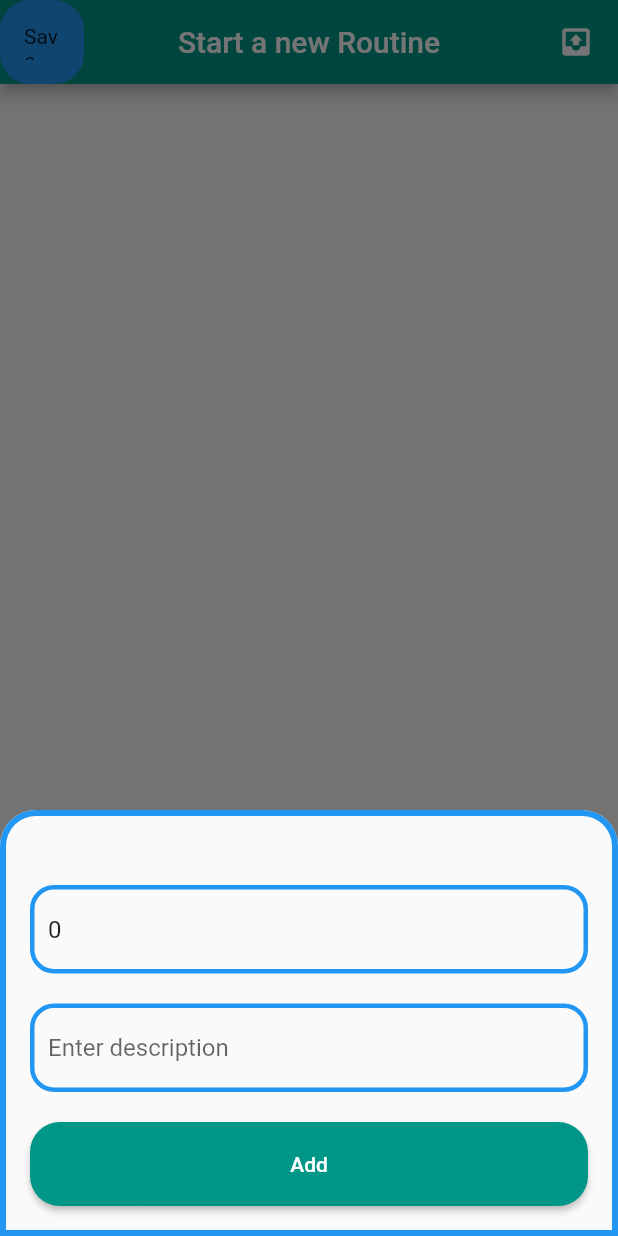
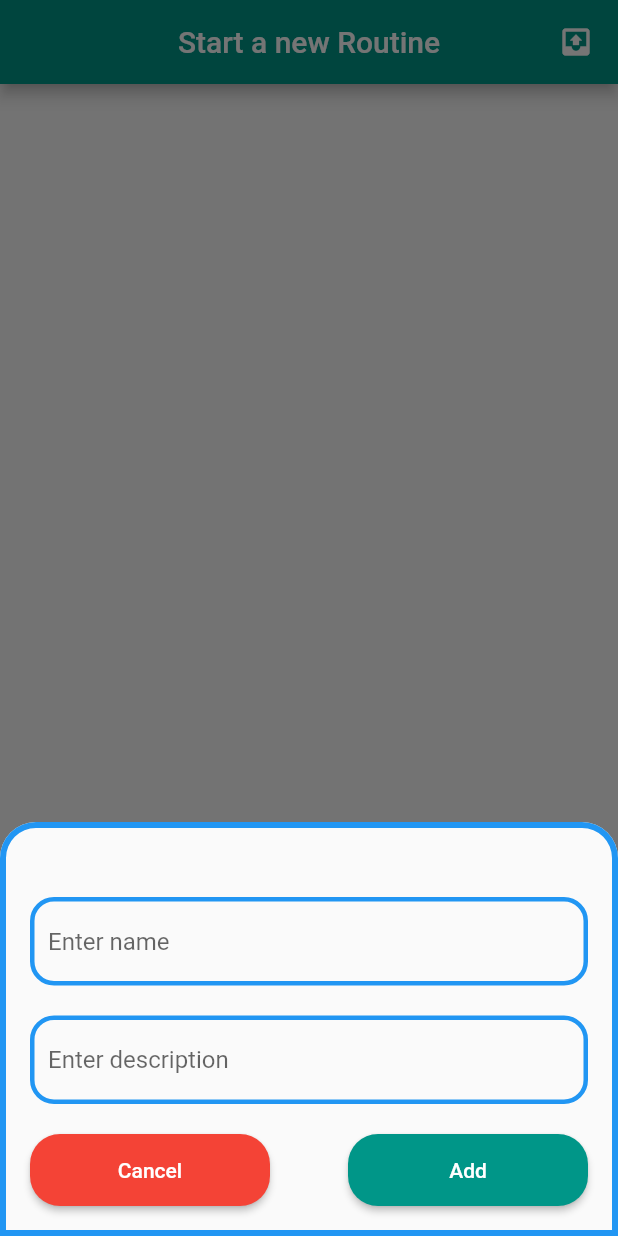
Before and after one commit to IlkinSamadbayli/list_app, a Flutter app: the screen it shows after launch, after a tap on the "add" icon, on a phone screen of 412 x 824 dp. Run offline on Flutter 3.47's test engine with Material 2 defaults, Android fonts, the phone set to English and light mode, and no system bars; our stand-ins replace flutter_slidable, get, shared_preferences, sizer.

Commit message:
Add button

```diff
--- a/lib/presentation/home_screen.dart
+++ b/lib/presentation/home_screen.dart
@@ -1,7 +1,6 @@
 import 'package:flutter/material.dart';
 import 'package:get/get.dart';
 import 'package:provider/provider.dart';
-import 'package:provider_test/model/list_model.dart';
 import 'package:provider_test/presentation/preference_service.dart';
 import 'package:provider_test/presentation/removed_screen.dart';
 import 'package:provider_test/presentation/task_lists.dart';
@@ -31,29 +30,8 @@ class _HomeScreenState extends State<HomeScreen> {
   final formKey = GlobalKey<FormState>();
   final editKey = GlobalKey<FormState>();
 
-  void saveSetting(
-      {required List<ListModel> taskLists,
-      required ListProvider listProvider}) {
-    // taskLists.map((e) => e.title = int.parse(titleController.text));
-    // taskLists.map((e) => e.description = descriptionController.text);
-    // taskLists.map((e) => e.isChecked = e.isChecked);
-    ListModel(
-        title: int.parse(titleController.text),
-        description: descriptionController.text);
-    preference.saveSetting(
-        tasklist: listProvider.taskLists, item: listProvider.item);
-  }
-
-  void populateField(ListProvider listProvider) async {
-    ListModel listModel = await preference.getSetting();
-    titleController.text = listModel.title.toString();
-    descriptionController.text = listModel.description;
-  }
-
   @override
   void initState() {
-    final listprovider = Provider.of<ListProvider>(context, listen: false);
-    populateField(listprovider);
     titleController = TextEditingController();
     descriptionController = TextEditingController();
     titleFocus = FocusNode();
@@ -72,24 +50,10 @@ class _HomeScreenState extends State<HomeScreen> {
 
   @override
   Widget build(BuildContext context) {
-    final listProvider = Provider.of<ListProvider>(context);
     return Scaffold(
       resizeToAvoidBottomInset: false,
       key: scaffoldKey,
       appBar: AppBar(
-        leading: ClipRRect(
-          borderRadius: BorderRadius.circular(20),
-          child: RawMaterialButton(
-              fillColor: Colors.blue,
-              onPressed: () => saveSetting(
-                    taskLists: listProvider.taskLists,
-                    listProvider: listProvider,
-                  ),
-              child: const Padding(
-                padding: EdgeInsets.all(16),
-                child: Text("Save Settings"),
-              )),
-        ),
         title: const Text("Start a new Routine"),
         centerTitle: true,
         actions: [
@@ -197,7 +161,6 @@ class _HomeScreenState extends State<HomeScreen> {
               shrinkWrap: true,
               children: [
                 TextFormField(
-                  keyboardType: TextInputType.number,
                   textInputAction: TextInputAction.next,
                   validator: (title) {
                     if (title!.isEmpty) {
@@ -225,18 +188,28 @@ class _HomeScreenState extends State<HomeScreen> {
                   focusNode: descriptionFocus,
                 ),
                 const SizedBox(height: 20),
-                Consumer<ListProvider>(
+                Row(
+                  mainAxisAlignment: MainAxisAlignment.spaceBetween,
+                  children: [
+                    SizedBox(
+                      width: 160,
+                      child: ElevatedButton(
+                          style: AppBorder.kButtonStyle(Colors.red),
+                          onPressed: () => Get.back(),
+                          child: const Text("Cancel")),
+                    ),
+                    SizedBox(
+                      width: 160,
+                      child: Consumer<ListProvider>(
                         builder: (context, value, child) {
                           return ElevatedButton(
-                      style: AppBorder.kButtonStyle,
+                            style: AppBorder.kButtonStyle(Colors.teal),
                             onPressed: () {
                               if (formKey.currentState!.validate()) {
-                          value.addItem(ListModel(
-                              title: int.parse(titleController.text),
-                              description: descriptionController.text));
+                                value.addItem;
                                 titleController.clear();
                                 descriptionController.clear();
-                          Navigator.pop(context);
+                                Get.back();
                               } else {
                                 ScaffoldMessenger.of(context).showSnackBar(
                                   SnackBar(
@@ -254,6 +227,9 @@ class _HomeScreenState extends State<HomeScreen> {
                           );
                         },
                       ),
+                    ),
+                  ],
+                ),
                 const SizedBox(height: 20),
               ],
             ),
--- a/lib/style/border_style.dart
+++ b/lib/style/border_style.dart
@@ -17,8 +17,10 @@ class AppBorder {
             borderRadius: BorderRadius.circular(16),
             borderSide: BorderSide(color: CustomColor.errorColor, width: 3)),
       );
-  static dynamic get kButtonStyle => ElevatedButton.styleFrom(
-        padding: const EdgeInsets.symmetric(vertical: 20),
+
+  static dynamic kButtonStyle(Color color) => ElevatedButton.styleFrom(
+        backgroundColor: color,
+        padding: const EdgeInsets.symmetric(vertical: 16),
         shape: RoundedRectangleBorder(
           borderRadius: BorderRadius.circular(20),
         ),
```
Also changed, not shown: pubspec.yaml (+3 -66 lines), pubspec.lock, 3 other files. Lines whose indentation alone changed are shown as unchanged.
